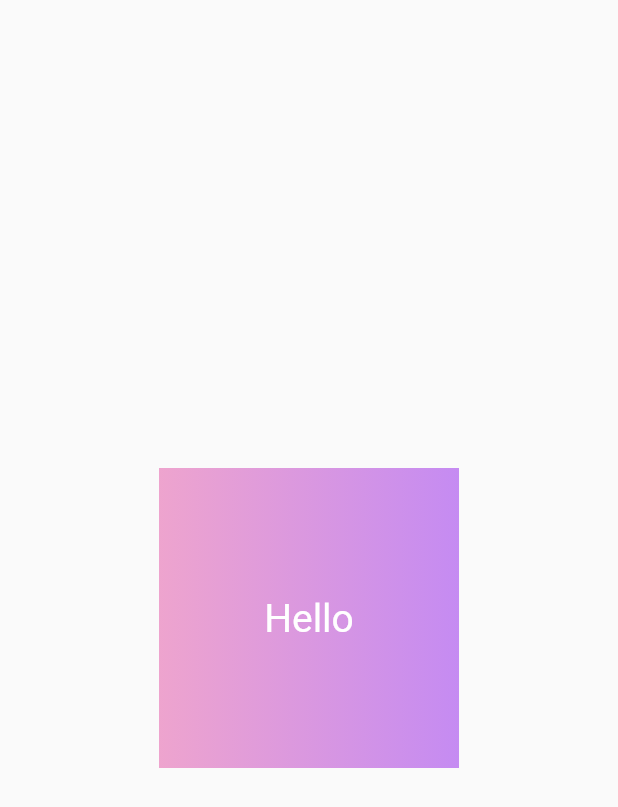
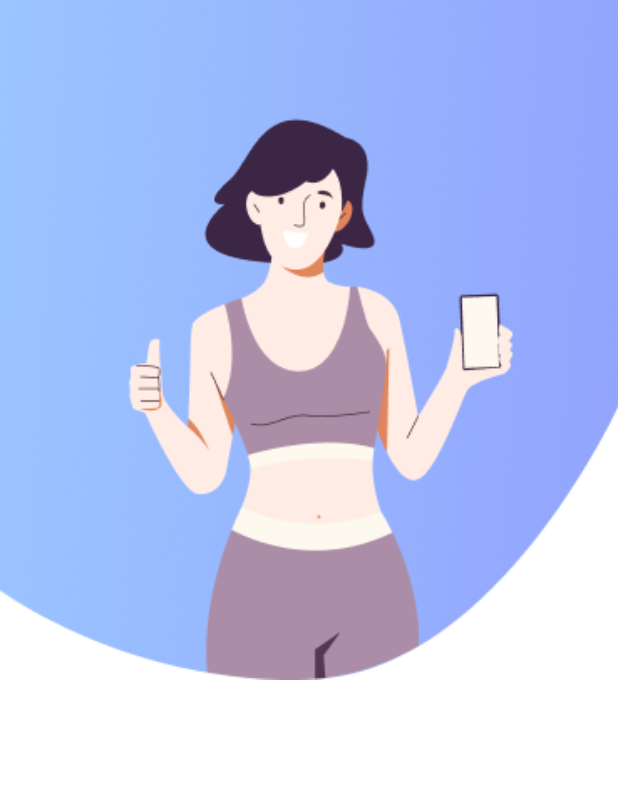
Before and after one commit to mah97moud/fitness_ui_app, a Flutter app: the screen it shows after launch, on a phone screen of 412 x 824 dp. Shown: the top 807 px of the screen. Run offline on Flutter 3.47's test engine with Material 2 defaults, Android fonts, the phone set to English and light mode, and no system bars; our stand-ins replace simple_gradient_text.

Commit message:
add onboarding_screen.dart

```diff
--- a/lib/main.dart
+++ b/lib/main.dart
@@ -1,4 +1,5 @@
-import 'package:fitness_ui_app/modules/home/home_screen.dart';
+import 'package:fitness_ui_app/modules/inboarding/onboarding_screen.dart';
+import 'package:fitness_ui_app/shared/constants.dart';
 import 'package:flutter/material.dart';
 
 void main() {
@@ -11,10 +12,12 @@ class MyApp extends StatelessWidget {
   Widget build(BuildContext context) {
     return MaterialApp(
       title: 'Fitness Demo',
+      debugShowCheckedModeBanner: false,
       theme: ThemeData(
         primarySwatch: Colors.blue,
+        scaffoldBackgroundColor: kWhiteColor,
       ),
-      home: HomeScreen(),
+      home: OnBoardingScreen(),
     );
   }
 }
--- a/lib/modules/home/home_screen.dart
+++ b/lib/modules/home/home_screen.dart
@@ -1,4 +1,5 @@
 import 'package:fitness_ui_app/shared/constants.dart';
+import 'package:fitness_ui_app/shared/fitness_icons_icons.dart';
 import 'package:flutter/material.dart';
 
 class HomeScreen extends StatelessWidget {
@@ -13,14 +14,13 @@ class HomeScreen extends StatelessWidget {
           width: 200.0,
           child: Container(
             decoration: BoxDecoration(
-              gradient: kSecondaryColor,
+              color: kGrayColor,
             ),
             child: Center(
-              child: Text(
-                'Hello',
-                style: k26TextStyle.copyWith(
-                  color: kWhiteColor,
-                ),
+              child: Icon(
+                FitnessIcons.iconly_bold_unlock,
+                size: 50.0,
+                color: kMain1BrandColor,
               ),
             ),
           ),
--- /dev/null
+++ b/lib/modules/inboarding/onboarding_screen.dart
@@ -0,0 +1,22 @@
+import 'package:flutter/material.dart';
+
+class OnBoardingScreen extends StatelessWidget {
+  @override
+  Widget build(BuildContext context) {
+    return Scaffold(
+      body: Stack(
+        children: [
+          Align(
+            alignment: Alignment.topCenter,
+            child: Image.asset(
+              'assets/images/onboarding1.png',
+              height: MediaQuery.of(context).size.height * 0.55,
+              width: MediaQuery.of(context).size.width,
+              fit: BoxFit.cover,
+            ),
+          ),
+        ],
+      ),
+    );
+  }
+}
--- a/pubspec.yaml
+++ b/pubspec.yaml
@@ -14,6 +14,7 @@ dependencies:
     sdk: flutter
 
   cupertino_icons: ^1.0.2
+  simple_gradient_text: ^1.2.2
 
 dev_dependencies:
   flutter_test:
@@ -24,9 +25,8 @@ flutter:
   uses-material-design: true
 
   # To add assets to your application, add an assets section, like this:
-  # assets:
-  #   - images/a_dot_burr.jpeg
-  #   - images/a_dot_ham.jpeg
+  assets:
+    - assets/images/
 
   # An image asset can refer to one or more resolution-specific "variants", see
   # https://flutter.dev/assets-and-images/#resolution-aware.
```
Also changed, not shown: lib/modules/inboarding/welcome_screen.dart (added, +62 -0 lines), lib/shared/widgets.dart (added, +40 -0 lines), assets/images/onboarding1.png (added), pubspec.lock.
